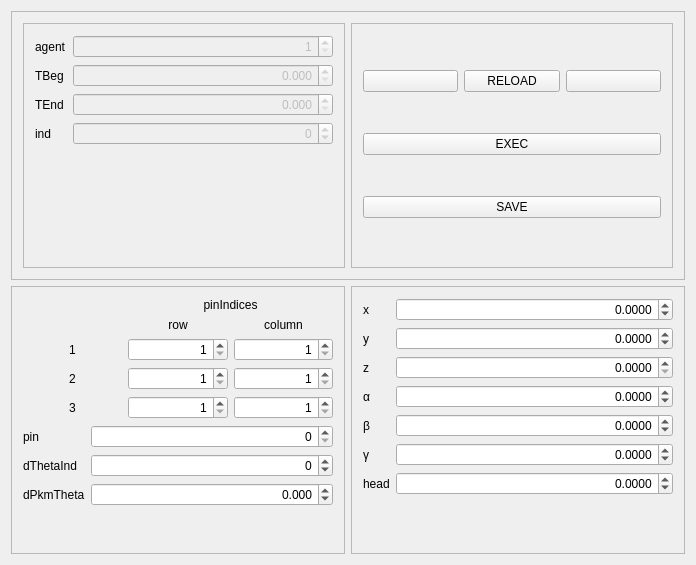
The window that src/ui-qt/base/ui_ecp_dialogs/wgt_plan.ui (ptroja/mrrocpp) describes before a commit, drawn with Qt 5.
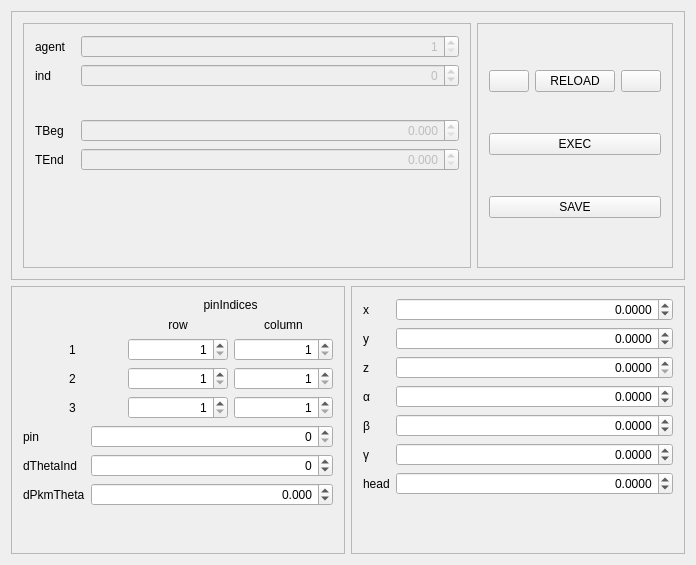
The same window after the commit.

The edit to the form file:
```diff
--- a/src/ui-qt/base/ui_ecp_dialogs/wgt_plan.ui
+++ b/src/ui-qt/base/ui_ecp_dialogs/wgt_plan.ui
@@ -48,14 +48,53 @@
            </property>
           </widget>
          </item>
+         <item row="0" column="1">
+          <widget class="QSpinBox" name="agent_input">
+           <property name="enabled">
+            <bool>false</bool>
+           </property>
+           <property name="alignment">
+            <set>Qt::AlignRight|Qt::AlignTrailing|Qt::AlignVCenter</set>
+           </property>
+           <property name="minimum">
+            <number>1</number>
+           </property>
+           <property name="maximum">
+            <number>2</number>
+           </property>
+          </widget>
+         </item>
          <item row="1" column="0">
+          <widget class="QLabel" name="label_4">
+           <property name="text">
+            <string>ind</string>
+           </property>
+          </widget>
+         </item>
+         <item row="1" column="1">
+          <widget class="QSpinBox" name="ind_input">
+           <property name="enabled">
+            <bool>false</bool>
+           </property>
+           <property name="alignment">
+            <set>Qt::AlignRight|Qt::AlignTrailing|Qt::AlignVCenter</set>
+           </property>
+           <property name="minimum">
+            <number>-999999999</number>
+           </property>
+           <property name="maximum">
+            <number>999999999</number>
+           </property>
+          </widget>
+         </item>
+         <item row="3" column="0">
           <widget class="QLabel" name="label_2">
            <property name="text">
             <string>TBeg</string>
            </property>
           </widget>
          </item>
-         <item row="1" column="1">
+         <item row="3" column="1">
           <widget class="QDoubleSpinBox" name="TBeg_input">
            <property name="enabled">
             <bool>false</bool>
@@ -71,14 +110,14 @@
            </property>
           </widget>
          </item>
-         <item row="2" column="0">
+         <item row="4" column="0">
           <widget class="QLabel" name="label_3">
            <property name="text">
             <string>TEnd</string>
            </property>
           </widget>
          </item>
-         <item row="2" column="1">
+         <item row="4" column="1">
           <widget class="QDoubleSpinBox" name="TEnd_input">
            <property name="enabled">
             <bool>false</bool>
@@ -97,44 +136,18 @@
            </property>
           </widget>
          </item>
-         <item row="3" column="0">
-          <widget class="QLabel" name="label_4">
-           <property name="text">
-            <string>ind</string>
+         <item row="2" column="0">
+          <spacer name="horizontalSpacer">
+           <property name="orientation">
+            <enum>Qt::Horizontal</enum>
            </property>
-          </widget>
-         </item>
-         <item row="3" column="1">
-          <widget class="QSpinBox" name="ind_input">
-           <property name="enabled">
-            <bool>false</bool>
+           <property name="sizeHint" stdset="0">
+            <size>
+             <width>40</width>
+             <height>20</height>
+            </size>
            </property>
-           <property name="alignment">
-            <set>Qt::AlignRight|Qt::AlignTrailing|Qt::AlignVCenter</set>
-           </property>
-           <property name="minimum">
-            <number>-999999999</number>
-           </property>
-           <property name="maximum">
-            <number>999999999</number>
-           </property>
-          </widget>
-         </item>
-         <item row="0" column="1">
-          <widget class="QSpinBox" name="agent_input">
-           <property name="enabled">
-            <bool>false</bool>
-           </property>
-           <property name="alignment">
-            <set>Qt::AlignRight|Qt::AlignTrailing|Qt::AlignVCenter</set>
-           </property>
-           <property name="minimum">
-            <number>1</number>
-           </property>
-           <property name="maximum">
-            <number>2</number>
-           </property>
-          </widget>
+          </spacer>
          </item>
         </layout>
        </widget>
```
